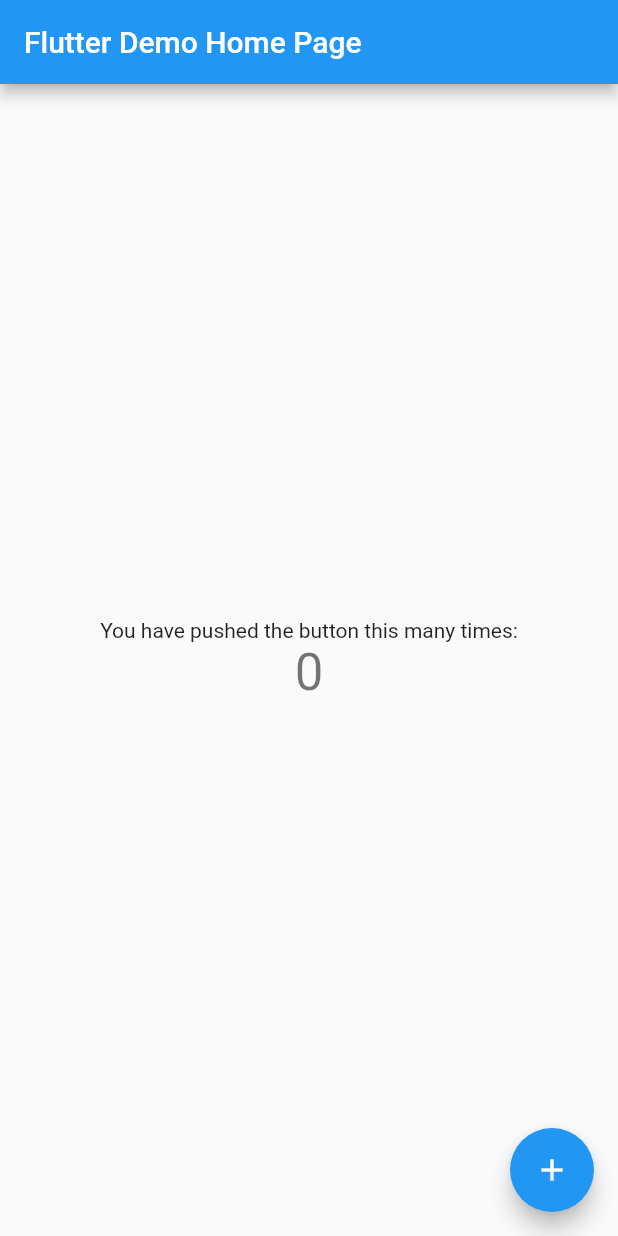
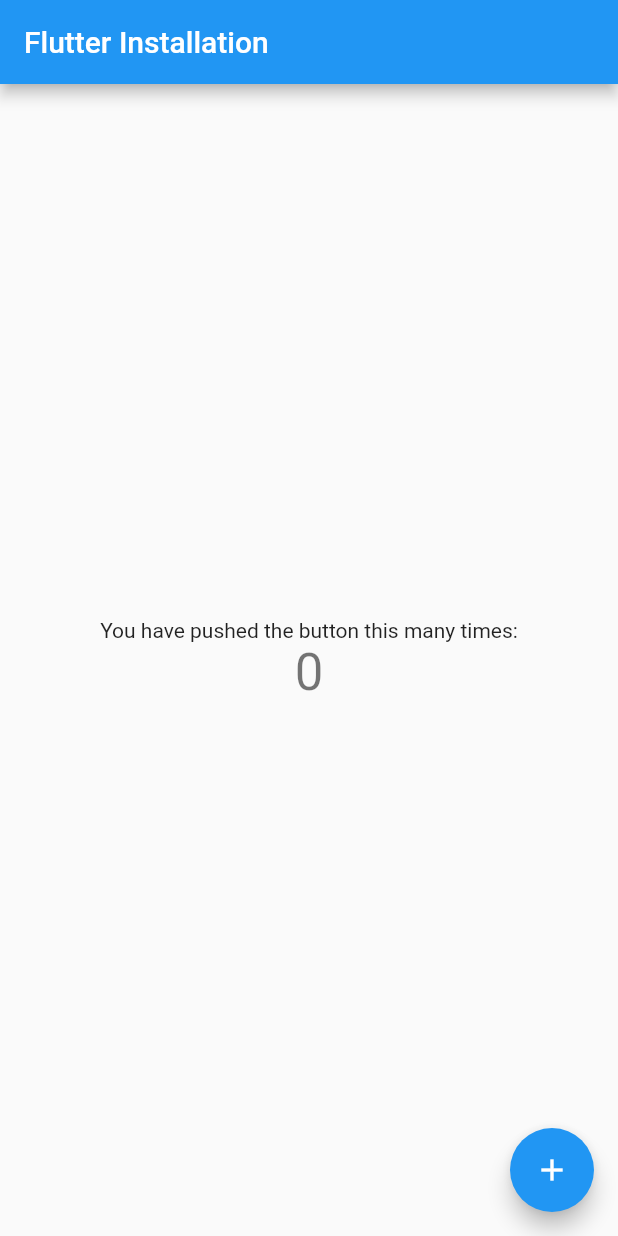
Before and after one commit to JayswalViraj/Simple-Calculator, a Flutter app: the screen it shows after launch, on a phone screen of 412 x 824 dp. Run offline on Flutter 3.47's test engine with Material 2 defaults, Android fonts, the phone set to English and light mode, and no system bars.

Commit message:
Installation Flutter

```diff
--- a/lib/main.dart
+++ b/lib/main.dart
@@ -22,7 +22,7 @@ class MyApp extends StatelessWidget {
         // is not restarted.
         primarySwatch: Colors.blue,
       ),
-      home: MyHomePage(title: 'Flutter Demo Home Page'),
+      home: MyHomePage(title: 'Flutter Installation'),
     );
   }
 }
```
